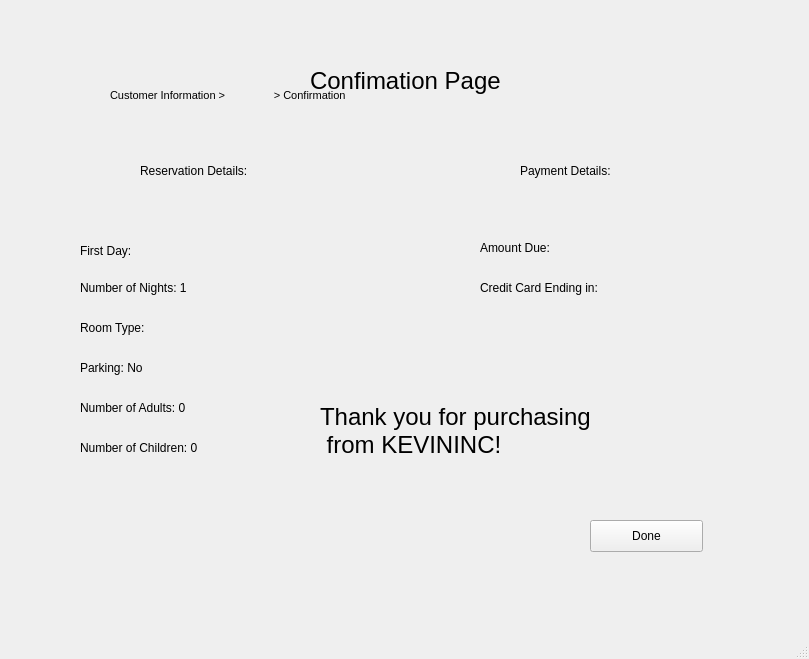
Before: the Qt Designer form mainwindow.ui in DerrickChoy/CSC3220Lab2, drawn with Qt 5.
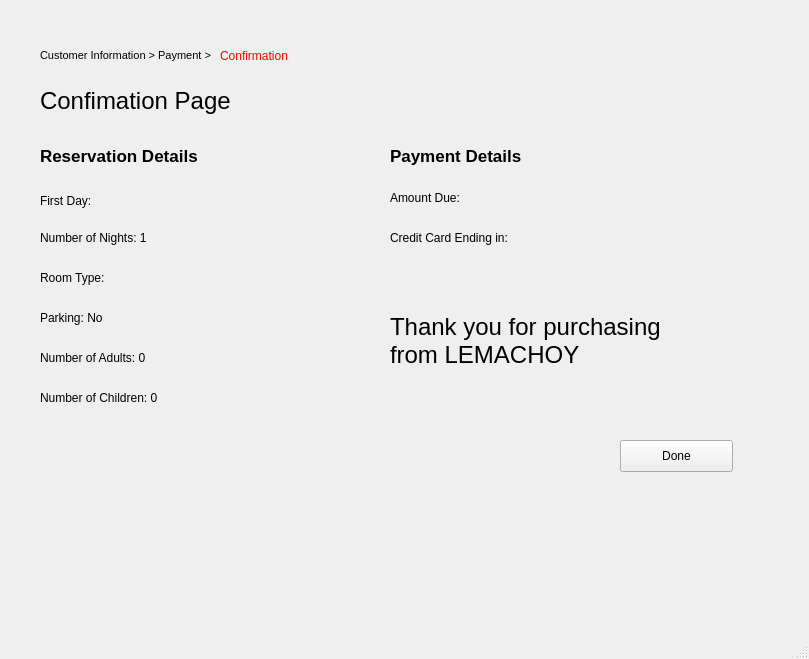
After: the same form once the commit is applied. The open tabs and pages were chosen to show the change.

```diff
--- a/mainwindow.ui
+++ b/mainwindow.ui
@@ -649,8 +649,8 @@
      <widget class="QLabel" name="confimationLbl">
       <property name="geometry">
        <rect>
-        <x>270</x>
-        <y>30</y>
+        <x>0</x>
+        <y>50</y>
         <width>251</width>
         <height>61</height>
        </rect>
@@ -664,37 +664,11 @@
        <string>Confimation Page</string>
       </property>
      </widget>
-     <widget class="QLabel" name="reservationLbl">
-      <property name="geometry">
-       <rect>
-        <x>100</x>
-        <y>140</y>
-        <width>161</width>
-        <height>21</height>
-       </rect>
-      </property>
-      <property name="text">
-       <string>Reservation Details:</string>
-      </property>
-     </widget>
-     <widget class="QLabel" name="paymentLbl">
-      <property name="geometry">
-       <rect>
-        <x>480</x>
-        <y>140</y>
-        <width>161</width>
-        <height>21</height>
-       </rect>
-      </property>
-      <property name="text">
-       <string>Payment Details:</string>
-      </property>
-     </widget>
      <widget class="QLabel" name="firstDayLbl">
       <property name="geometry">
        <rect>
-        <x>40</x>
-        <y>220</y>
+        <x>0</x>
+        <y>170</y>
         <width>161</width>
         <height>21</height>
        </rect>
@@ -706,8 +680,8 @@
      <widget class="QLabel" name="numNightsLbl">
       <property name="geometry">
        <rect>
-        <x>40</x>
-        <y>260</y>
+        <x>0</x>
+        <y>210</y>
         <width>151</width>
         <height>16</height>
        </rect>
@@ -719,8 +693,8 @@
      <widget class="QLabel" name="roomTypeLbl">
       <property name="geometry">
        <rect>
-        <x>40</x>
-        <y>300</y>
+        <x>0</x>
+        <y>250</y>
         <width>151</width>
         <height>16</height>
        </rect>
@@ -732,8 +706,8 @@
      <widget class="QLabel" name="ParkingLbl">
       <property name="geometry">
        <rect>
-        <x>40</x>
-        <y>340</y>
+        <x>0</x>
+        <y>290</y>
         <width>151</width>
         <height>16</height>
        </rect>
@@ -745,8 +719,8 @@
      <widget class="QLabel" name="numAdultsLbl_2">
       <property name="geometry">
        <rect>
-        <x>40</x>
-        <y>380</y>
+        <x>0</x>
+        <y>330</y>
         <width>151</width>
         <height>16</height>
        </rect>
@@ -758,8 +732,8 @@
      <widget class="QLabel" name="numChildLbl">
       <property name="geometry">
        <rect>
-        <x>40</x>
-        <y>420</y>
+        <x>0</x>
+        <y>370</y>
         <width>151</width>
         <height>16</height>
        </rect>
@@ -771,8 +745,8 @@
      <widget class="QLabel" name="amountDueLbl">
       <property name="geometry">
        <rect>
-        <x>440</x>
-        <y>220</y>
+        <x>350</x>
+        <y>170</y>
         <width>151</width>
         <height>16</height>
        </rect>
@@ -784,8 +758,8 @@
      <widget class="QLabel" name="creditInfoLbl">
       <property name="geometry">
        <rect>
-        <x>440</x>
-        <y>260</y>
+        <x>350</x>
+        <y>210</y>
         <width>151</width>
         <height>16</height>
        </rect>
@@ -797,8 +771,8 @@
      <widget class="QLabel" name="thankYouLbl">
       <property name="geometry">
        <rect>
-        <x>280</x>
-        <y>340</y>
+        <x>350</x>
+        <y>250</y>
         <width>391</width>
         <height>141</height>
        </rect>
@@ -810,14 +784,14 @@
       </property>
       <property name="text">
        <string>Thank you for purchasing
- from KEVININC!</string>
+from LEMACHOY</string>
       </property>
      </widget>
      <widget class="QPushButton" name="exitButton">
       <property name="geometry">
        <rect>
-        <x>550</x>
-        <y>500</y>
+        <x>580</x>
+        <y>420</y>
         <width>113</width>
         <height>32</height>
        </rect>
@@ -829,8 +803,8 @@
      <widget class="QLabel" name="label_10">
       <property name="geometry">
        <rect>
-        <x>70</x>
-        <y>60</y>
+        <x>0</x>
+        <y>20</y>
         <width>461</width>
         <height>31</height>
        </rect>
@@ -843,7 +817,63 @@
        </font>
       </property>
       <property name="text">
-       <string>Customer Information &gt;                &gt; Confirmation</string>
+       <string>Customer Information &gt; Payment &gt; </string>
+      </property>
+     </widget>
+     <widget class="QLabel" name="label_11">
+      <property name="geometry">
+       <rect>
+        <x>180</x>
+        <y>28</y>
+        <width>71</width>
+        <height>16</height>
+       </rect>
+      </property>
+      <property name="styleSheet">
+       <string notr="true">Color: rgb(255,0,0);</string>
+      </property>
+      <property name="text">
+       <string>Confirmation</string>
+      </property>
+     </widget>
+     <widget class="QLabel" name="label_12">
+      <property name="geometry">
+       <rect>
+        <x>0</x>
+        <y>120</y>
+        <width>181</width>
+        <height>31</height>
+       </rect>
+      </property>
+      <property name="font">
+       <font>
+        <pointsize>13</pointsize>
+        <weight>75</weight>
+        <bold>true</bold>
+       </font>
+      </property>
+      <property name="text">
+       <string>Reservation Details</string>
+      </property>
+     </widget>
+     <widget class="QLabel" name="label_13">
+      <property name="geometry">
+       <rect>
+        <x>350</x>
+        <y>120</y>
+        <width>181</width>
+        <height>31</height>
+       </rect>
+      </property>
+      <property name="font">
+       <font>
+        <pointsize>13</pointsize>
+        <weight>75</weight>
+        <bold>true</bold>
+       </font>
+      </property>
+      <property name="text">
+       <string>Payment Details</string>
       </property>
      </widget>
     </widget>
```
Left out of the diff: 52 changed lines with no effect on the pictures.
